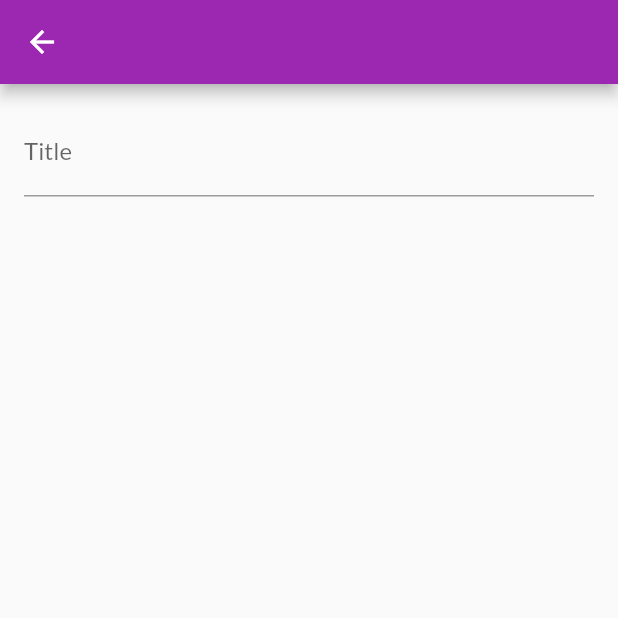
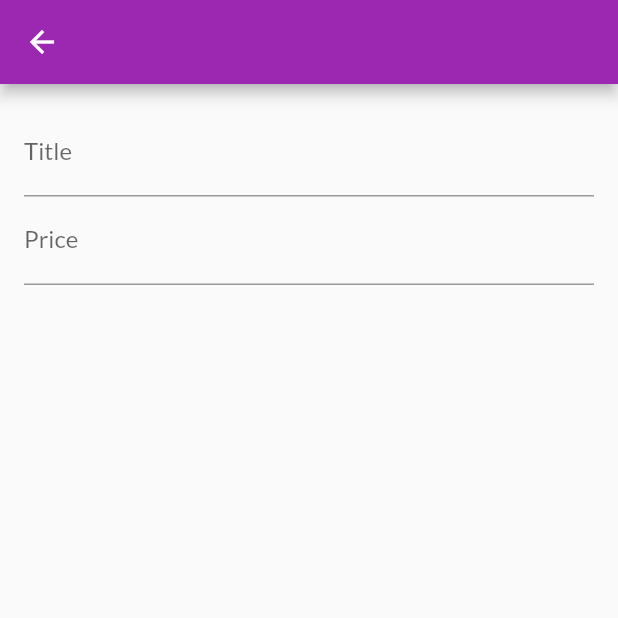
Before and after one commit to TammamKhalaf/ForUandher, a Flutter app: the EditProductScreen screen opened by its route, on a phone screen of 412 x 824 dp, the top half of it. Run offline on Flutter 3.47's test engine with Material 2 defaults, Android fonts, the phone set to English and light mode, and no system bars; network calls fail.

Commit message:
Managing Form Input Focus

```diff
--- a/lib/screens/edit_product_screen.dart
+++ b/lib/screens/edit_product_screen.dart
@@ -10,7 +10,7 @@ class EditProductScreen extends StatefulWidget {
 }
 
 class _EditProductScreenState extends State<EditProductScreen> {
-
+  final _priceFocusNode = FocusNode();
 
   @override
   Widget build(BuildContext context) {
@@ -26,7 +26,16 @@ class _EditProductScreenState extends State<EditProductScreen> {
               TextFormField(
                 decoration: InputDecoration(labelText: 'Title'),
                 textInputAction: TextInputAction.next,
-              )
+                onFieldSubmitted: (_) {
+                  FocusScope.of(context).requestFocus(_priceFocusNode);
+                },
+              ),
+              TextFormField(
+                decoration: InputDecoration(labelText: 'Price'),
+                textInputAction: TextInputAction.next,
+                keyboardType: TextInputType.number,
+                focusNode: _priceFocusNode,
+              ),
             ],
           ),
         ),
```
